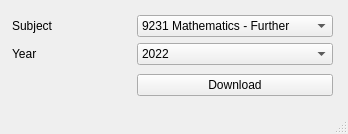
Before: the Qt Designer form main_window.ui in luke-tangh/a-level-pastpaper-crawler, drawn with Qt 5.
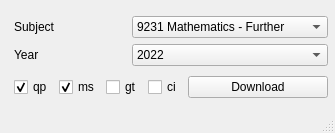
After: the same form once the commit is applied.

Patch:
```diff
--- a/main_window.ui
+++ b/main_window.ui
@@ -6,8 +6,8 @@
    <rect>
     <x>0</x>
     <y>0</y>
-    <width>348</width>
-    <height>134</height>
+    <width>335</width>
+    <height>133</height>
    </rect>
   </property>
   <property name="windowTitle">
@@ -17,14 +17,16 @@
    <widget class="QWidget" name="">
     <property name="geometry">
      <rect>
-      <x>12</x>
+      <x>14</x>
       <y>12</y>
-      <width>321</width>
-      <height>88</height>
+      <width>314</width>
+      <height>92</height>
      </rect>
     </property>
-    <layout class="QGridLayout" name="gridLayout">
-     <item row="0" column="0">
+    <layout class="QVBoxLayout" name="verticalLayout_3">
+     <item>
+      <layout class="QHBoxLayout" name="horizontalLayout_2">
+       <item>
       <layout class="QVBoxLayout" name="verticalLayout_2">
        <item>
         <widget class="QLabel" name="SubjectLabel">
@@ -42,7 +44,7 @@
        </item>
       </layout>
      </item>
-     <item row="0" column="1">
+       <item>
       <layout class="QVBoxLayout" name="verticalLayout">
        <item>
         <widget class="QComboBox" name="SubjectComboBox">
@@ -154,12 +156,56 @@
        </item>
       </layout>
      </item>
-     <item row="1" column="1">
+      </layout>
+     </item>
+     <item>
+      <layout class="QHBoxLayout" name="horizontalLayout_3">
+       <item>
+        <layout class="QHBoxLayout" name="horizontalLayout">
+         <item>
+          <widget class="QCheckBox" name="QP_Box">
+           <property name="text">
+            <string>qp</string>
+           </property>
+           <property name="checked">
+            <bool>true</bool>
+           </property>
+          </widget>
+         </item>
+         <item>
+          <widget class="QCheckBox" name="MS_Box">
+           <property name="text">
+            <string>ms</string>
+           </property>
+           <property name="checked">
+            <bool>true</bool>
+           </property>
+          </widget>
+         </item>
+         <item>
+          <widget class="QCheckBox" name="GT_Box">
+           <property name="text">
+            <string>gt</string>
+           </property>
+          </widget>
+         </item>
+         <item>
+          <widget class="QCheckBox" name="CI_Box">
+           <property name="text">
+            <string>ci</string>
+           </property>
+          </widget>
+         </item>
+        </layout>
+       </item>
+       <item>
       <widget class="QPushButton" name="SubmitButton">
        <property name="text">
         <string>Download</string>
        </property>
       </widget>
+       </item>
+      </layout>
      </item>
     </layout>
    </widget>
```
Lines whose indentation alone changed are shown as unchanged.
